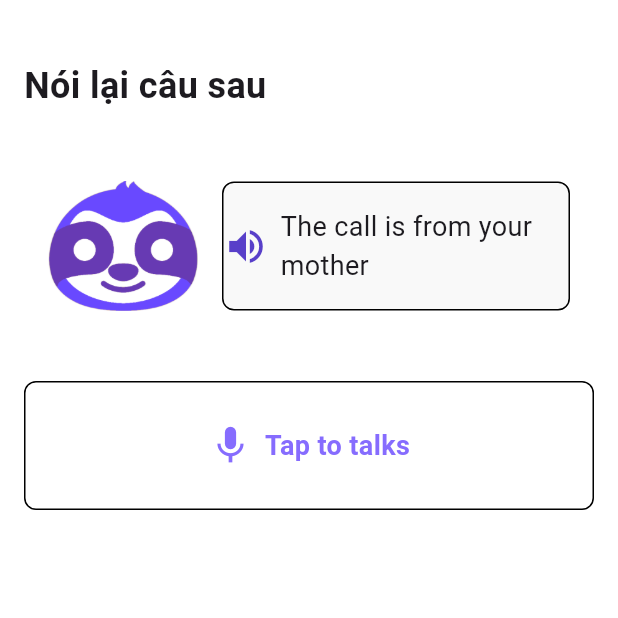
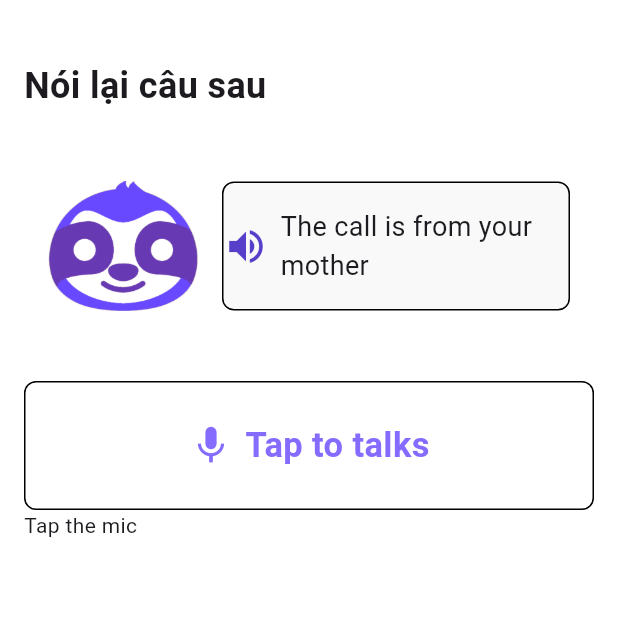
Before and after one commit to nhdhieuu/lazish, a Flutter app: the SpeakingPage screen opened directly, on a phone screen of 412 x 824 dp, the top half of it. Run offline on Flutter 3.47's test engine with Material 3 defaults, Android fonts, the phone set to English and light mode, and no system bars; our stand-ins replace flutter_tts, get, speech_to_text.

Commit message:
Add: speech to text

```diff
--- a/lib/pages/speaking_page.dart
+++ b/lib/pages/speaking_page.dart
@@ -1,4 +1,8 @@
+import 'dart:developer';
 import 'package:flutter/material.dart';
+import 'package:flutter_tts/flutter_tts.dart';
+import 'package:speech_to_text/speech_recognition_result.dart';
+import 'package:speech_to_text/speech_to_text.dart';
 
 class SpeakingPage extends StatefulWidget {
   const SpeakingPage({super.key});
@@ -8,8 +12,56 @@ class SpeakingPage extends StatefulWidget {
 }
 
 class _SpeakingPageState extends State<SpeakingPage> {
+  final FlutterTts flutterTts = FlutterTts();
+  final SpeechToText _speechToText = SpeechToText();
+  bool _speechEnabled = false;
+  String _wordSpoken = "";
+
+  @override
+  void initState() {
+    super.initState();
+    initSpeech();
+  }
+  Future<void> _speak(String text) async {
+    try {
+      await flutterTts.setLanguage("en-US");
+      await flutterTts.setPitch(1.0);
+      await flutterTts.speak(text);
+    } catch (e) {
+      print("Error: $e");
+    }
+  }
+  void initSpeech() async {
+    _speechEnabled = await _speechToText.initialize(
+      debugLogging: true,
+    );
+    log(_speechEnabled.toString());
+    setState(() {});
+  }
+
+  void _startListening() async {
+    await _speechToText.listen(
+      onResult: _onSpeechResult, // Truyền callback đúng
+      pauseFor: Duration(seconds: 10),  // Tạm dừng sau 5 giây không phát hiện giọng nói
+
+    );
+  }
+
+  void _stopListening() async {
+    await _speechToText.stop();
+    setState(() {});
+  }
+
+  void _onSpeechResult(SpeechRecognitionResult result) {
+    setState(() {
+      log(result.recognizedWords); // Log ra kết quả nhận dạng (debug
+      _wordSpoken = result.recognizedWords; // Đúng cú pháp
+    });
+  }
+
   @override
   Widget build(BuildContext context) {
+
     return Scaffold(
       backgroundColor: Colors.white,
       body: SafeArea(
@@ -52,10 +104,13 @@ class _SpeakingPageState extends State<SpeakingPage> {
                           crossAxisAlignment: CrossAxisAlignment.center,
                           mainAxisAlignment: MainAxisAlignment.center,
                           children: [
-                            const Icon(
-                              Icons.volume_up,
-                              color: Color(0xFFF583FC9),
-                              size: 30,
+                            GestureDetector(
+                              onTap: () =>  _speak("The call is from your mother"),
+                              child: const Icon(
+                                Icons.volume_up,
+                                color: Color(0xFFF583FC9),
+                                size: 30,
+                              ),
                             ),
                             const SizedBox(width: 8),
                             Flexible(
@@ -77,7 +132,10 @@ class _SpeakingPageState extends State<SpeakingPage> {
                 ),
               ),
               const SizedBox(height: 24),
-              Container(
+              InkWell(
+                onTap: _speechToText.isListening
+                    ? _stopListening
+                    : _startListening,
                 child: Row(
                   children: [
                     Expanded(
@@ -105,7 +163,7 @@ class _SpeakingPageState extends State<SpeakingPage> {
                               child: Text(
                                 'Tap to talks',
                                 style: const TextStyle(
-                                  fontSize: 18,
+                                  fontSize: 23,
                                   fontWeight: FontWeight.bold,
                                   color: Color(0xFFF866CFE),
                                 ),
@@ -117,11 +175,20 @@ class _SpeakingPageState extends State<SpeakingPage> {
                         ),
                       ),
                     ),
-
-
                   ],
                 ),
-              )
+              ),
+              Container(
+                child: Text(_speechToText.isListening
+                    ? "listening..."
+                    : _speechEnabled
+                        ? "Tap the mic"
+                        : "Speech not available"),
+              ),
+              Text(
+                _wordSpoken,
+                style: TextStyle(fontWeight: FontWeight.w300, fontSize: 25),
+              ),
             ],
           ),
         ),
--- a/pubspec.yaml
+++ b/pubspec.yaml
@@ -36,6 +36,7 @@ dependencies:
   cupertino_icons: ^1.0.8
   get: ^4.6.6
   flutter_tts: ^4.2.1
+  speech_to_text: ^7.0.0
 
 
 dev_dependencies:
```
Also changed, not shown: lib/main.dart (+8 -1 lines), pubspec.lock, 2 other files.
